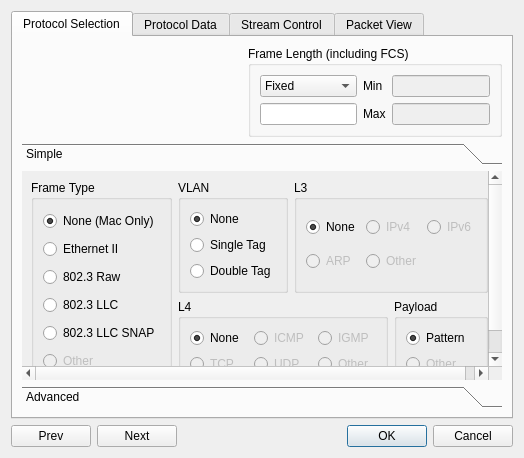
Qt form client/streamconfigdialog.ui (pstavirs/ostinato) before a commit.
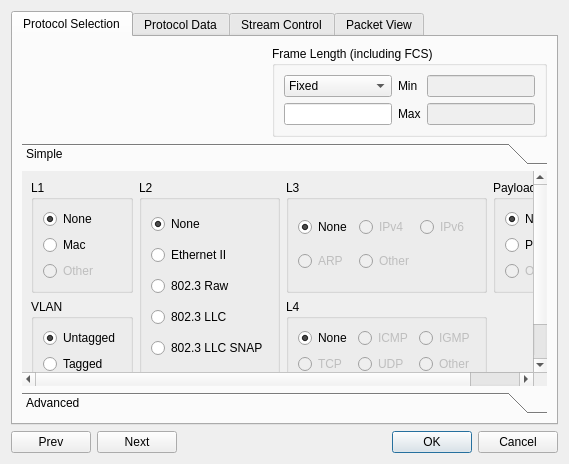
The same form after that commit. Icons and pictures are not drawn. Custom widgets are drawn as their Qt base class.

What changed in the file:
```diff
--- a/client/streamconfigdialog.ui
+++ b/client/streamconfigdialog.ui
@@ -8,8 +8,8 @@
    <rect>
     <x>0</x>
     <y>0</y>
-    <width>524</width>
-    <height>458</height>
+    <width>569</width>
+    <height>464</height>
    </rect>
   </property>
   <property name="sizePolicy" >
@@ -173,7 +173,7 @@
            <rect>
             <x>0</x>
             <y>0</y>
-            <width>465</width>
+            <width>527</width>
             <height>226</height>
            </rect>
           </property>
@@ -181,16 +181,58 @@
            <string>Simple</string>
           </attribute>
           <layout class="QGridLayout" >
-           <item rowspan="2" row="0" column="0" >
+           <item row="0" column="0" >
+            <widget class="QGroupBox" name="gbL1Proto" >
+             <property name="title" >
+              <string>L1</string>
+             </property>
+             <layout class="QVBoxLayout" >
+              <item>
+               <widget class="QRadioButton" name="rbL1None" >
+                <property name="text" >
+                 <string>None</string>
+                </property>
+                <property name="checked" >
+                 <bool>true</bool>
+                </property>
+               </widget>
+              </item>
+              <item>
+               <widget class="QRadioButton" name="rbL1Mac" >
+                <property name="text" >
+                 <string>Mac</string>
+                </property>
+                <property name="checked" >
+                 <bool>false</bool>
+                </property>
+               </widget>
+              </item>
+              <item>
+               <widget class="QRadioButton" name="rbL1Other" >
+                <property name="enabled" >
+                 <bool>false</bool>
+                </property>
+                <property name="text" >
+                 <string>Other</string>
+                </property>
+               </widget>
+              </item>
+             </layout>
+            </widget>
+           </item>
+           <item rowspan="3" row="0" column="1" >
             <widget class="QGroupBox" name="gbFrameType" >
+             <property name="enabled" >
+              <bool>true</bool>
+             </property>
              <property name="title" >
-              <string>Frame Type</string>
+              <string>L2</string>
              </property>
              <layout class="QVBoxLayout" >
               <item>
                <widget class="QRadioButton" name="rbFtNone" >
                 <property name="text" >
-                 <string>None (Mac Only)</string>
+                 <string>None</string>
                 </property>
                 <property name="checked" >
                  <bool>true</bool>
@@ -244,50 +286,11 @@
              </layout>
             </widget>
            </item>
-           <item row="0" column="1" >
-            <widget class="QGroupBox" name="gbVlan" >
-             <property name="enabled" >
-              <bool>true</bool>
-             </property>
-             <property name="title" >
-              <string>VLAN</string>
-             </property>
-             <property name="checkable" >
-              <bool>false</bool>
-             </property>
-             <property name="checked" >
-              <bool>false</bool>
-             </property>
-             <layout class="QVBoxLayout" >
-              <item>
-               <widget class="QRadioButton" name="rbVlanNone" >
-                <property name="text" >
-                 <string>None</string>
-                </property>
-                <property name="checked" >
-                 <bool>true</bool>
-                </property>
-               </widget>
-              </item>
-              <item>
-               <widget class="QRadioButton" name="rbVlanSingle" >
-                <property name="text" >
-                 <string>Single Tag</string>
-                </property>
-               </widget>
-              </item>
-              <item>
-               <widget class="QRadioButton" name="rbVlanDouble" >
-                <property name="text" >
-                 <string>Double Tag</string>
-                </property>
-               </widget>
-              </item>
-             </layout>
-            </widget>
-           </item>
-           <item row="0" column="2" colspan="2" >
+           <item row="0" column="2" >
             <widget class="QGroupBox" name="gbL3Proto" >
+             <property name="enabled" >
+              <bool>true</bool>
+             </property>
              <property name="title" >
               <string>L3</string>
              </property>
@@ -348,8 +351,95 @@
              </layout>
             </widget>
            </item>
-           <item row="1" column="1" colspan="2" >
+           <item row="0" column="3" >
+            <widget class="QGroupBox" name="gbPayloadProto" >
+             <property name="enabled" >
+              <bool>true</bool>
+             </property>
+             <property name="title" >
+              <string>Payload</string>
+             </property>
+             <layout class="QVBoxLayout" >
+              <item>
+               <widget class="QRadioButton" name="rbPayloadNone" >
+                <property name="text" >
+                 <string>None</string>
+                </property>
+                <property name="checked" >
+                 <bool>true</bool>
+                </property>
+               </widget>
+              </item>
+              <item>
+               <widget class="QRadioButton" name="rbPayloadPattern" >
+                <property name="text" >
+                 <string>Pattern</string>
+                </property>
+                <property name="checked" >
+                 <bool>false</bool>
+                </property>
+               </widget>
+              </item>
+              <item>
+               <widget class="QRadioButton" name="rbPayloadOther" >
+                <property name="enabled" >
+                 <bool>false</bool>
+                </property>
+                <property name="text" >
+                 <string>Other</string>
+                </property>
+               </widget>
+              </item>
+             </layout>
+            </widget>
+           </item>
+           <item rowspan="2" row="1" column="0" >
+            <widget class="QGroupBox" name="gbVlan" >
+             <property name="enabled" >
+              <bool>true</bool>
+             </property>
+             <property name="title" >
+              <string>VLAN</string>
+             </property>
+             <property name="checkable" >
+              <bool>false</bool>
+             </property>
+             <property name="checked" >
+              <bool>false</bool>
+             </property>
+             <layout class="QVBoxLayout" >
+              <item>
+               <widget class="QRadioButton" name="rbVlanNone" >
+                <property name="text" >
+                 <string>Untagged</string>
+                </property>
+                <property name="checked" >
+                 <bool>true</bool>
+                </property>
+               </widget>
+              </item>
+              <item>
+               <widget class="QRadioButton" name="rbVlanSingle" >
+                <property name="text" >
+                 <string>Tagged</string>
+                </property>
+               </widget>
+              </item>
+              <item>
+               <widget class="QRadioButton" name="rbVlanDouble" >
+                <property name="text" >
+                 <string>Stacked</string>
+                </property>
+               </widget>
+              </item>
+             </layout>
+            </widget>
+           </item>
+           <item row="1" column="2" >
             <widget class="QGroupBox" name="gbL4Proto" >
+             <property name="enabled" >
+              <bool>true</bool>
+             </property>
              <property name="title" >
               <string>L4</string>
              </property>
@@ -417,44 +507,15 @@
              </layout>
             </widget>
            </item>
-           <item row="1" column="3" >
-            <widget class="QGroupBox" name="gbPayloadProto" >
-             <property name="title" >
-              <string>Payload</string>
-             </property>
-             <layout class="QVBoxLayout" >
-              <item>
-               <widget class="QRadioButton" name="rbPayloadPattern" >
-                <property name="text" >
-                 <string>Pattern</string>
-                </property>
-                <property name="checked" >
-                 <bool>true</bool>
-                </property>
-               </widget>
-              </item>
-              <item>
-               <widget class="QRadioButton" name="rbPayloadOther" >
-                <property name="enabled" >
-                 <bool>false</bool>
-                </property>
-                <property name="text" >
-                 <string>Other</string>
-                </property>
-               </widget>
-              </item>
-             </layout>
-            </widget>
-           </item>
-           <item row="2" column="1" >
+           <item row="2" column="2" >
             <spacer>
              <property name="orientation" >
               <enum>Qt::Vertical</enum>
              </property>
              <property name="sizeHint" >
               <size>
-               <width>107</width>
-               <height>24</height>
+               <width>20</width>
+               <height>21</height>
               </size>
              </property>
             </spacer>
```
Left out of the diff: 1 changed line with no effect on the pictures.
